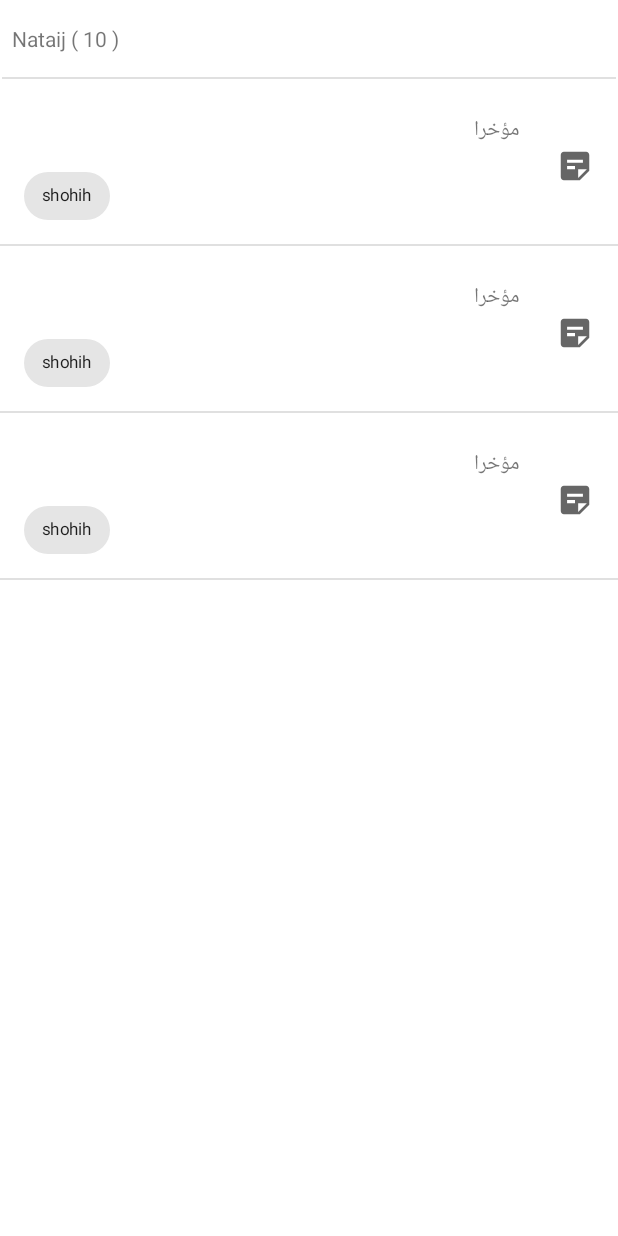
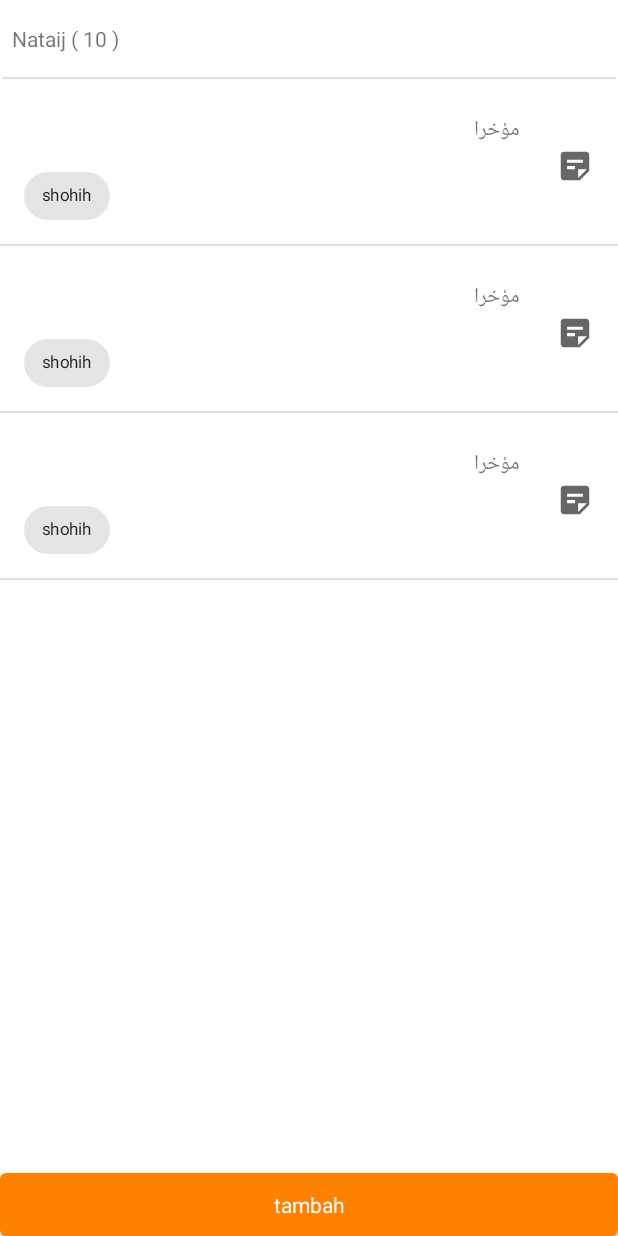
Before and after one commit to ihfazhillah/SimpleDorar, an Android app: the layout view_search_result.xml on its own in the app's theme, with its tools: preview values and no code run, on a phone screen of 412 x 824 dp. Run offline under Robolectric (Android 15) with nearby library versions, the phone set to English and light mode, and no system bars; Roboto replaces fonts that are not available here.

Commit message:
Implement pagination

```diff
--- a/app/src/main/java/com/ihfazh/simpledorar/search/SearchFragment.kt
+++ b/app/src/main/java/com/ihfazh/simpledorar/search/SearchFragment.kt
@@ -71,6 +71,9 @@ class SearchFragment : Fragment() {
                     false
                 )
             }
+            searchResults.next.setOnClickListener {
+                viewModel.searchNext()
+            }
         }
 
         viewModel.searchState.observe(viewLifecycleOwner){state ->
--- a/app/src/main/res/layout/view_search_result.xml
+++ b/app/src/main/res/layout/view_search_result.xml
@@ -45,8 +45,18 @@
             android:layout_width="match_parent"
             android:layout_height="0dp"
             app:layout_constraintTop_toBottomOf="@id/divider1"
+            app:layout_constraintBottom_toTopOf="@id/next"
+            tools:listitem="@layout/item_search_result" />
+
+        <com.google.android.material.button.MaterialButton
+            android:id="@+id/next"
+            android:layout_width="match_parent"
+            android:layout_height="wrap_content"
             app:layout_constraintBottom_toBottomOf="parent"
-            tools:listitem="@layout/item_search_result" />
+            android:insetBottom="0dp"
+            style="@style/Widget.MaterialComponents.TextInputLayout.OutlinedBox"
+            android:text="@string/tambah"
+            />
 
     </androidx.constraintlayout.widget.ConstraintLayout>
 </layout>
--- a/app/src/main/res/values/strings.xml
+++ b/app/src/main/res/values/strings.xml
@@ -31,4 +31,5 @@
     <string name="mohdits">محدث</string>
     <string name="khulashoh">خلاصة حكم الحديث</string>
     <string name="save">حفظ</string>
+    <string name="tambah">tambah</string>
 </resources>
```
Also changed, not shown: app/src/main/java/com/ihfazh/simpledorar/search/SearchViewModel.kt (+13 -3 lines).
